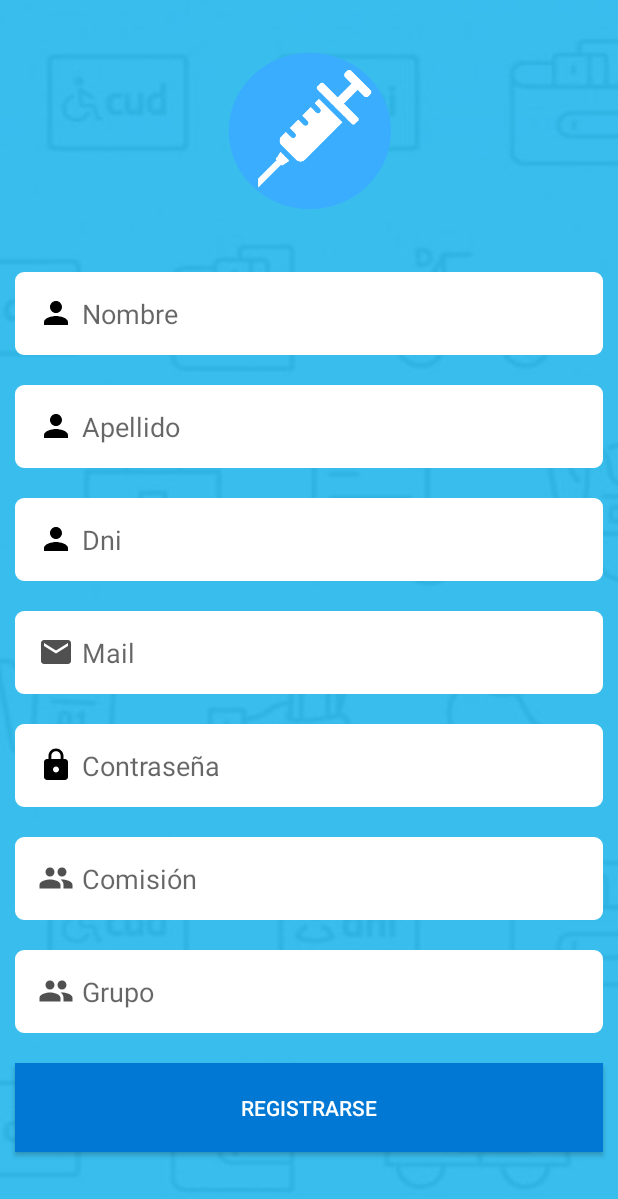
After one commit to juanagustinmasi/VacunarTech, an Android app: the RegisterActivity screen opened directly, with no data from a screen before it, on a phone screen of 412 x 824 dp. The commit adds this screen. Shown: the top 1199 px of the screen. Run offline under Robolectric (Android 15) with nearby library versions, the phone set to English and light mode, and no system bars.

Commit message:
Add Register Activity

```diff
--- a/Codigo/app/build.gradle
+++ b/Codigo/app/build.gradle
@@ -23,6 +23,8 @@ dependencies {
     implementation fileTree(dir: 'libs', include: ['*.jar'])
     implementation 'androidx.appcompat:appcompat:1.3.0'
     implementation 'androidx.constraintlayout:constraintlayout:2.0.4'
+    implementation 'com.squareup.retrofit2:retrofit:2.4.0'
+    implementation 'com.squareup.retrofit2:converter-gson:2.4.0'
     testImplementation 'junit:junit:4.12'
     androidTestImplementation 'androidx.test.ext:junit:1.1.2'
     androidTestImplementation 'androidx.test.espresso:espresso-core:3.3.0'
--- /dev/null
+++ b/Codigo/app/src/main/java/com/unlam/vacunartech/RegisterActivity.java
@@ -0,0 +1,87 @@
+package com.unlam.vacunartech;
+
+import androidx.appcompat.app.AppCompatActivity;
+
+import android.content.Intent;
+import android.os.Bundle;
+import android.view.View;
+import android.widget.Button;
+import android.widget.EditText;
+import android.widget.Toast;
+
+import com.unlam.vacunartech.services.RetrofitClient;
+import com.unlam.vacunartech.services.UserService;
+
+import retrofit2.Call;
+import retrofit2.Callback;
+import retrofit2.Response;
+
+public class RegisterActivity extends AppCompatActivity {
+
+    public static final String BASE_URL = "http://so-unlam.net.ar/api/api/";
+    EditText txtName;
+    EditText txtLastname;
+    EditText txtEmail;
+    EditText txtDni;
+    EditText txtPassword;
+    EditText txtCommission;
+    EditText txtGroup;
+    Button btnRegister;
+
+    @Override
+    protected void onCreate(Bundle savedInstanceState) {
+        super.onCreate(savedInstanceState);
+        setContentView(R.layout.activity_register);
+
+        txtName = findViewById(R.id.txtName);
+        txtLastname = findViewById(R.id.txtLastname);
+        txtEmail = findViewById(R.id.txtEmail);
+        txtDni = findViewById(R.id.txtDni);
+        txtPassword = findViewById(R.id.txtPassword);
+        txtCommission = findViewById(R.id.txtCommission);
+        txtGroup = findViewById(R.id.txtGroup);
+
+
+        btnRegister = findViewById(R.id.btnRegister);
+
+        btnRegister.setOnClickListener(new View.OnClickListener() {
+            @Override
+            public void onClick(View view) {
+                String name = txtName.getText().toString();
+                String lastName = txtLastname.getText().toString();
+                String email = txtEmail.getText().toString();
+                Long dni = Long.parseLong(txtDni.getText().toString());
+                String password = txtPassword.getText().toString();
+                Integer commission = Integer.parseInt(txtCommission.getText().toString());
+                Integer group = Integer.parseInt(txtGroup.getText().toString());
+                //validateRegister
+                doRegister(name, lastName, email, dni, password, commission, group);
+            }
+        });
+    }
+
+    private void doRegister(final String name, final String lastName, final String email, final Long dni,
+                            final String password, final Integer commission, final Integer group){
+        Call call = RetrofitClient.getClient(BASE_URL)
+                .create(UserService.class)
+                .registerUser(getString(R.string.env), name, lastName, email, dni, password, commission, group);
+
+        call.enqueue(new Callback() {
+            @Override
+            public void onResponse(Call call, Response response) {
+                if(response.isSuccessful()){
+                    Toast.makeText(RegisterActivity.this, "Registración exitosa!", Toast.LENGTH_SHORT).show();
+                    Intent intent = new Intent(RegisterActivity.this, LoginActivity.class);
+                    startActivity(intent);
+                } else {
+                    Toast.makeText(RegisterActivity.this, "Error de registración", Toast.LENGTH_SHORT).show();
+                }
+            }
+
+            @Override
+            public void onFailure(Call call, Throwable t) {
+                Toast.makeText(RegisterActivity.this, t.getMessage(), Toast.LENGTH_SHORT).show();
+            }
+        });
+    }
+}
--- /dev/null
+++ b/Codigo/app/src/main/java/com/unlam/vacunartech/Utils/ApiUtils.java
@@ -0,0 +1,6 @@
+package com.unlam.vacunartech.Utils;
+
+public class ApiUtils {
+
+    public static final String BASE_URL = "http://192.168.20.110/demo/";
+}
--- /dev/null
+++ b/Codigo/app/src/main/java/com/unlam/vacunartech/services/UserService.java
@@ -0,0 +1,22 @@
+package com.unlam.vacunartech.services;
+
+import com.unlam.vacunartech.models.Login;
+import com.unlam.vacunartech.models.User;
+
+import retrofit2.Call;
+import retrofit2.http.Field;
+import retrofit2.http.FormUrlEncoded;
+import retrofit2.http.POST;
+
+public interface UserService {
+
+    @FormUrlEncoded
+    @POST("register")
+    Call<Login> registerUser(@Field("env") String env , @Field("name") String name, @Field("lastname") String lastName, @Field("email") String email,
+                             @Field("dni") Long dni, @Field("password") String password, @Field("commission") Integer commission,
+                             @Field("group") Integer group);
+
+    @FormUrlEncoded
+    @POST("login")
+    Call<Login> loginUser(@Field("email") String email, @Field("password") String password);
+}
--- /dev/null
+++ b/Codigo/app/src/main/res/drawable/ic_email_black_24dp.xml
@@ -0,0 +1,5 @@
+<vector android:height="24dp" android:tint="#505050"
+    android:viewportHeight="24.0" android:viewportWidth="24.0"
+    android:width="24dp" xmlns:android="http://schemas.android.com/apk/res/android">
+    <path android:fillColor="#FF000000" android:pathData="M20,4L4,4c-1.1,0 -1.99,0.9 -1.99,2L2,18c0,1.1 0.9,2 2,2h16c1.1,0 2,-0.9 2,-2L22,6c0,-1.1 -0.9,-2 -2,-2zM20,8l-8,5 -8,-5L4,6l8,5 8,-5v2z"/>
+</vector>
--- /dev/null
+++ b/Codigo/app/src/main/res/drawable/ic_group_black_24dp.xml
@@ -0,0 +1,5 @@
+<vector android:height="24dp" android:tint="#505050"
+    android:viewportHeight="24.0" android:viewportWidth="24.0"
+    android:width="24dp" xmlns:android="http://schemas.android.com/apk/res/android">
+    <path android:fillColor="#FF000000" android:pathData="M16,11c1.66,0 2.99,-1.34 2.99,-3S17.66,5 16,5c-1.66,0 -3,1.34 -3,3s1.34,3 3,3zM8,11c1.66,0 2.99,-1.34 2.99,-3S9.66,5 8,5C6.34,5 5,6.34 5,8s1.34,3 3,3zM8,13c-2.33,0 -7,1.17 -7,3.5L1,19h14v-2.5c0,-2.33 -4.67,-3.5 -7,-3.5zM16,13c-0.29,0 -0.62,0.02 -0.97,0.05 1.16,0.84 1.97,1.97 1.97,3.45L17,19h6v-2.5c0,-2.33 -4.67,-3.5 -7,-3.5z"/>
+</vector>
--- /dev/null
+++ b/Codigo/app/src/main/res/layout/activity_register.xml
@@ -0,0 +1,138 @@
+<?xml version="1.0" encoding="utf-8"?>
+<androidx.constraintlayout.widget.ConstraintLayout xmlns:android="http://schemas.android.com/apk/res/android"
+    xmlns:app="http://schemas.android.com/apk/res-auto"
+    xmlns:tools="http://schemas.android.com/tools"
+    android:layout_width="match_parent"
+    android:layout_height="match_parent"
+    android:background="@drawable/background"
+    tools:context=".RegisterActivity">
+    <ScrollView
+        android:layout_width="match_parent"
+        android:layout_height="match_parent">
+        <LinearLayout
+        android:layout_width="match_parent"
+        android:layout_height="match_parent"
+        android:orientation="vertical"
+        android:gravity="center_horizontal">
+
+        <androidx.appcompat.widget.AppCompatImageView
+            android:layout_width="157dp"
+            android:layout_height="111dp"
+            android:layout_marginTop="30dp"
+            android:layout_marginBottom="30dp"
+            app:srcCompat="@drawable/vaccinelogo" />
+
+        <EditText
+            android:id="@+id/txtName"
+            android:layout_width="match_parent"
+            android:layout_height="wrap_content"
+            android:ems="10"
+            android:inputType="textPersonName"
+            android:hint="Nombre"
+            android:drawableStart="@drawable/ic_person"
+            android:drawablePadding="5dp"
+            android:background="@drawable/border_text"
+            android:backgroundTint="@color/colorWhite"
+            android:padding="15dp"
+            android:layout_margin="10dp"/>
+
+        <EditText
+            android:id="@+id/txtLastname"
+            android:layout_width="match_parent"
+            android:layout_height="wrap_content"
+            android:ems="10"
+            android:inputType="textPersonName"
+            android:hint="Apellido"
+            android:drawableStart="@drawable/ic_person"
+            android:drawablePadding="5dp"
+            android:background="@drawable/border_text"
+            android:backgroundTint="@color/colorWhite"
+            android:padding="15dp"
+            android:layout_margin="10dp"/>
+
+        <EditText
+            android:id="@+id/txtDni"
+            android:layout_width="match_parent"
+            android:layout_height="wrap_content"
+            android:ems="10"
+            android:inputType="number"
+            android:hint="Dni"
+            android:drawableStart="@drawable/ic_person"
+            android:drawablePadding="5dp"
+            android:background="@drawable/border_text"
+            android:backgroundTint="@color/colorWhite"
+            android:padding="15dp"
+            android:layout_margin="10dp"/>
+
+        <EditText
+            android:id="@+id/txtEmail"
+            android:layout_width="match_parent"
+            android:layout_height="wrap_content"
+            android:ems="10"
+            android:inputType="textPersonName"
+            android:hint="Mail"
+            android:drawableStart="@drawable/ic_email_black_24dp"
+            android:drawablePadding="5dp"
+            android:background="@drawable/border_text"
+            android:backgroundTint="@color/colorWhite"
+            android:padding="15dp"
+            android:layout_margin="10dp"/>
+
+
+        <EditText
+            android:id="@+id/txtPassword"
+            android:layout_width="match_parent"
+            android:layout_height="wrap_content"
+            android:ems="10"
+            android:hint="Contraseña"
+            android:inputType="textPassword"
+            android:drawableStart="@drawable/ic_lock"
+            android:drawablePadding="5dp"
+            android:background="@drawable/border_text"
+            android:backgroundTint="@color/colorWhite"
+            android:padding="15dp"
+            android:layout_margin="10dp"/>
+
+        <EditText
+            android:id="@+id/txtCommission"
+            android:layout_width="match_parent"
+            android:layout_height="wrap_content"
+            android:ems="10"
+            android:inputType="number"
+            android:hint="Comisión"
+            android:drawableStart="@drawable/ic_group_black_24dp"
+            android:drawablePadding="5dp"
+            android:background="@drawable/border_text"
+            android:backgroundTint="@color/colorWhite"
+            android:padding="15dp"
+            android:layout_margin="10dp"/>
+
+        <EditText
+            android:id="@+id/txtGroup"
+            android:layout_width="match_parent"
+            android:layout_height="wrap_content"
+            android:ems="10"
+            android:inputType="number"
+            android:hint="Grupo"
+            android:drawableStart="@drawable/ic_group_black_24dp"
+            android:drawablePadding="5dp"
+            android:background="@drawable/border_text"
+            android:backgroundTint="@color/colorWhite"
+            android:padding="15dp"
+            android:layout_margin="10dp"/>
+
+        <Button
+            android:id="@+id/btnRegister"
+            android:layout_width="match_parent"
+            android:layout_height="wrap_content"
+            android:text="Registrarse"
+            android:background="@color/colorPrimary"
+            android:textColor="@color/colorWhite"
+            android:layout_margin="10dp"
+            android:padding="20dp"/>
+
+        </LinearLayout>
+    </ScrollView>
+
+
+</androidx.constraintlayout.widget.ConstraintLayout>
--- a/Codigo/app/src/main/res/values/strings.xml
+++ b/Codigo/app/src/main/res/values/strings.xml
@@ -1,3 +1,4 @@
 <resources>
     <string name="app_name">Vacunartech</string>
+    <string name="env">TEST</string>
 </resources>
```
Also changed, not shown: Codigo/app/src/main/AndroidManifest.xml (+8 -4 lines), Codigo/app/src/main/java/com/unlam/vacunartech/LoginActivity.java (+66 -0 lines), Codigo/app/src/main/java/com/unlam/vacunartech/models/Login.java (added, +22 -0 lines), Codigo/app/src/main/java/com/unlam/vacunartech/models/User.java (added, +67 -0 lines), Codigo/app/src/main/java/com/unlam/vacunartech/services/RetrofitClient.java (added, +19 -0 lines), Codigo/app/src/main/res/layout/activity_login.xml (+17 -6 lines).
